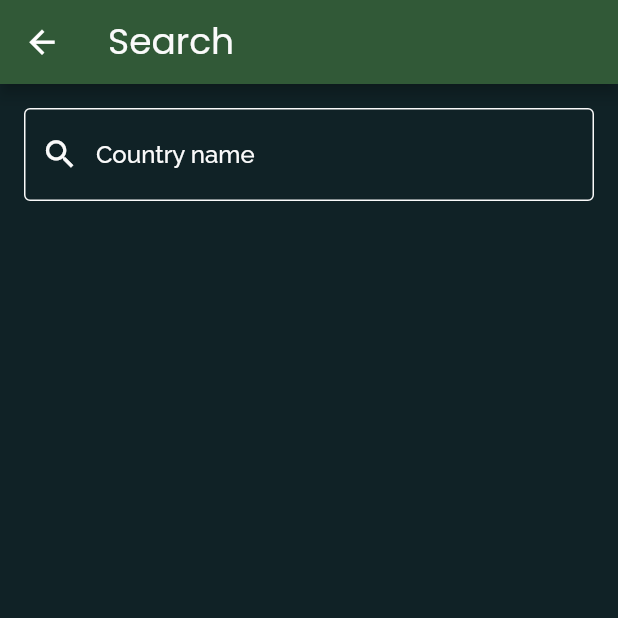
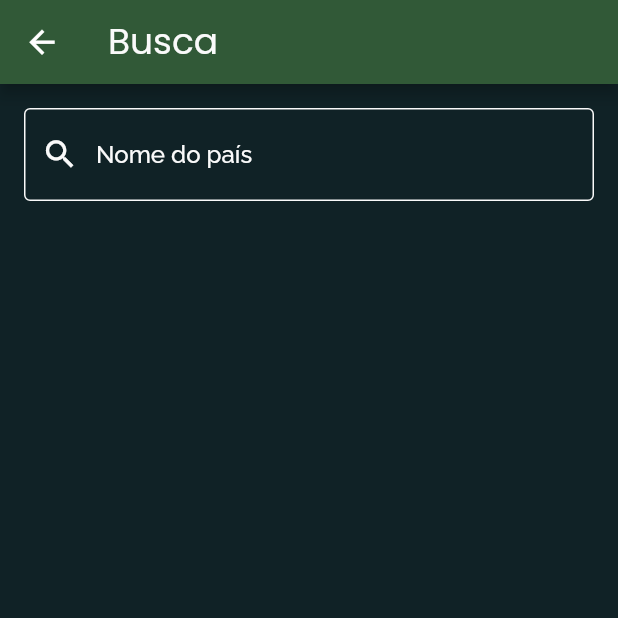
Before and after one commit to eusoumabel/covid19, a Flutter app: the SearchPage screen opened directly, on a phone screen of 412 x 824 dp, the top half of it. Run offline on Flutter 3.47's test engine with Material 2 defaults, Android fonts, the phone set to English and light mode, and no system bars; our stand-ins replace bubble_bottom_bar, dio, flutter_svg, google_fonts, liquid_pull_to_refresh, simple_animations; missing offline and left inert: clipboard, flutter_link_preview; network calls fail.

Commit message:
portuguese version

```diff
--- a/lib/components/covid_card.dart
+++ b/lib/components/covid_card.dart
@@ -82,7 +82,7 @@ Container _today({BuildContext context, int todayData}) {
         mainAxisAlignment: MainAxisAlignment.spaceBetween,
         children: [
           Text(
-            "Today",
+            "Hoje",
             style: Theme.of(context).textTheme.headline6.copyWith(
                   color: primaryTextColor.withOpacity(0.64),
                 ),
--- a/lib/pages/controller_page.dart
+++ b/lib/pages/controller_page.dart
@@ -1,6 +1,5 @@
 import 'package:bubble_bottom_bar/bubble_bottom_bar.dart';
 import 'package:covid19/components/bottom_nav_bar.dart';
-import 'package:covid19/pages/profile_page.dart';
 import 'package:covid19/pages/countries_page.dart';
 import 'package:covid19/pages/search_page.dart';
 import 'package:flutter/material.dart';
@@ -49,9 +48,9 @@ class _ControllerPageState extends State<ControllerPage> {
         ),
         elevation: 10,
         items: <BubbleBottomBarItem>[
-          bottomNavBarItem(Icons.bar_chart, "Tracker", context),
-          bottomNavBarItem(Icons.language, "Countries", context),
-          bottomNavBarItem(Icons.search, "Search", context),
+          bottomNavBarItem(Icons.bar_chart, "Dados", context),
+          bottomNavBarItem(Icons.language, "Países", context),
+          bottomNavBarItem(Icons.search, "Busca", context),
           bottomNavBarItem(Icons.info, "Info", context),
           //bottomNavBarItem(Icons.person, "Profile", context),
         ],
--- a/lib/pages/countries_page.dart
+++ b/lib/pages/countries_page.dart
@@ -56,7 +56,7 @@ class _CountriesPageState extends State<CountriesPage> {
     return Scaffold(
       appBar: appBar(
         context: context,
-        title: "Cases",
+        title: "Casos",
       ),
       body: LiquidPullToRefresh(
         key: _refreshIndicatorKey,
@@ -91,7 +91,7 @@ class _CountriesPageState extends State<CountriesPage> {
                       child: Column(
                         children: [
                           Text(
-                            "Last Updated: " +
+                            "Atualizado em: " +
                                 Helpers.formatterDateAndTimeFromAPI(
                                     snapshot.data.data.date),
                             style: Theme.of(context).textTheme.bodyText1,
--- a/lib/pages/info_page.dart
+++ b/lib/pages/info_page.dart
@@ -16,7 +16,7 @@ class _InfoPageState extends State<InfoPage> {
     return Scaffold(
       appBar: appBar(
         context: context,
-        title: "Information",
+        title: "Informações",
       ),
       body: SingleChildScrollView(
         child: Padding(
@@ -80,7 +80,7 @@ class _InfoPageState extends State<InfoPage> {
               children: [
                 ListTile(
                   title: Text(
-                    "Copy to clipboard.",
+                    "Copiar o link.",
                     style: Theme.of(context).textTheme.button.copyWith(
                           color: Theme.of(context).primaryColor,
                         ),
--- a/lib/pages/search_page.dart
+++ b/lib/pages/search_page.dart
@@ -34,7 +34,7 @@ class _SearchPageState extends State<SearchPage> {
     return Scaffold(
       appBar: appBar(
         context: context,
-        title: "Search",
+        title: "Busca",
       ),
       body: Column(
         children: [
@@ -43,7 +43,7 @@ class _SearchPageState extends State<SearchPage> {
             child: TextFormField(
               controller: _bloc.searchTextController,
               decoration: InputDecoration(
-                hintText: "Country name",
+                hintText: "Nome do país",
                 prefixIcon: IconTheme(
                   data: Theme.of(context).iconTheme,
                   child: Icon(Icons.search),
--- a/lib/utils/constants.dart
+++ b/lib/utils/constants.dart
@@ -16,10 +16,10 @@ class Constants {
   static String kInformationString = """
   Covid-19
 
-  This is an app to keep track of the Covid-19 effect around the world. It was first created as a personal project to learn more about Flutter, but also to keep myself updated and others around me.
-  All the data used in this project is from an API provided by Postman.
+  Esse é um aplicativo para monitorar o vírus Covid-19 pelo mundo. Ele foi criado, não só, como um projeto pessoal, para que eu pudesse aprender mais sobre Flutter, mas também para me manter e manter aqueles que estão perto de mim informados.
+  Todos os dados utilizados foram obtidos da API disponibilizada pelo Postman.
   """;
 
-  static String kAuthor = "Developer: Ester Mabel Silva Santos.";
+  static String kAuthor = "Desenvolvedora: Ester Mabel Silva Santos.";
   static String kAuthorGit = "https://github.com/estermabel";
 }
```
Also changed, not shown: lib/pages/country_page.dart (+7 -7 lines), lib/pages/tracker_page.dart (+5 -5 lines).
